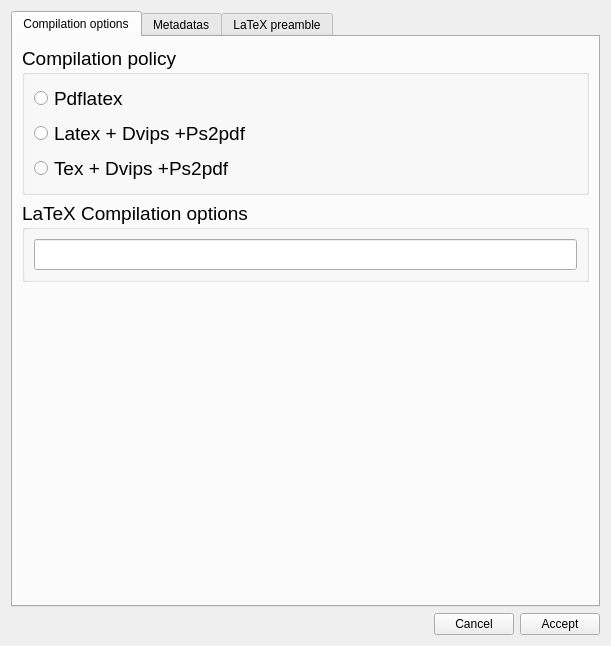
Old version of the form ui/dirprefdialog.ui in the repository Skade86/texomaker.
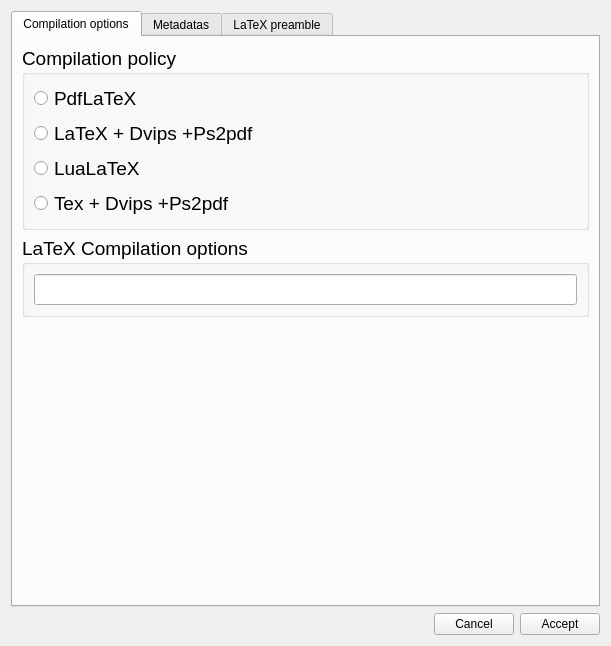
New version of the form. The open tabs and pages were chosen to show the change. Icons and pictures are not drawn.

Commit message:
Ajout de la compilation lualatex
On peut sésormais choisir de compiler ses exercices avec lualatex.

Patch:
```diff
--- a/ui/dirprefdialog.ui
+++ b/ui/dirprefdialog.ui
@@ -29,7 +29,7 @@
       <attribute name="title">
        <string>Compilation options</string>
       </attribute>
-      <layout class="QVBoxLayout" name="verticalLayout_7">
+      <layout class="QVBoxLayout" name="verticalLayout_3">
        <item>
         <widget class="QGroupBox" name="groupBox_2">
          <property name="font">
@@ -40,13 +40,13 @@
          <property name="title">
           <string>Compilation policy</string>
          </property>
-         <layout class="QVBoxLayout" name="verticalLayout_3">
+         <layout class="QVBoxLayout" name="verticalLayout_2">
           <item>
            <layout class="QHBoxLayout" name="horizontalLayout_20">
             <item>
              <widget class="QRadioButton" name="pdflatexRadio">
               <property name="text">
-               <string>Pdflatex</string>
+               <string>PdfLaTeX</string>
               </property>
               <property name="checked">
                <bool>false</bool>
@@ -73,7 +73,7 @@
             <item>
              <widget class="QRadioButton" name="latexRadio">
               <property name="text">
-               <string>Latex + Dvips +Ps2pdf</string>
+               <string>LaTeX + Dvips +Ps2pdf</string>
               </property>
              </widget>
             </item>
@@ -92,6 +92,30 @@
             </item>
            </layout>
           </item>
+          <item>
+           <layout class="QHBoxLayout" name="horizontalLayout_4">
+            <item>
+             <widget class="QRadioButton" name="lualatexRadio">
+              <property name="text">
+               <string>LuaLaTeX</string>
+              </property>
+             </widget>
+            </item>
+            <item>
+             <spacer name="horizontalSpacer_43">
+              <property name="orientation">
+               <enum>Qt::Horizontal</enum>
+              </property>
+              <property name="sizeHint" stdset="0">
+               <size>
+                <width>228</width>
+                <height>20</height>
+               </size>
+              </property>
+             </spacer>
+            </item>
+           </layout>
+          </item>
           <item>
            <layout class="QHBoxLayout" name="horizontalLayout_6">
             <item>
```
Left out of the diff: 2 changed lines with no effect on the pictures. The commit also changes 7 other files.
